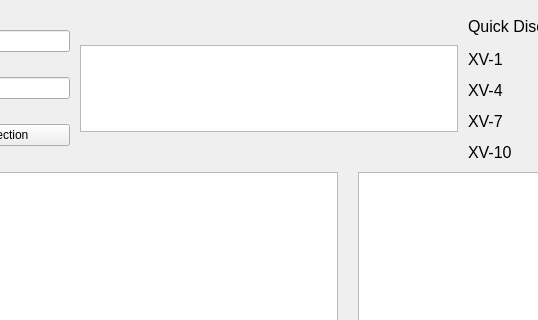
Before: the Qt Designer form form.ui in CarletonURocketry/hybrid-engine-ui, drawn with Qt 5; both pictures show x 296 to 834 and y 0 to 320 of the 1288 by 757 pixel window.
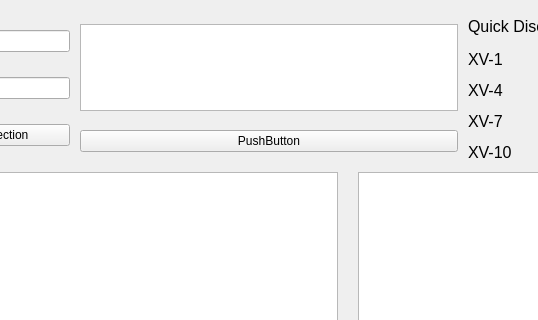
After: the same form once the commit is applied. Icons and pictures are not drawn. Custom widgets are drawn as their Qt base class.

Commit message: Changed if statement for actuator state header

```diff
--- a/form.ui
+++ b/form.ui
@@ -620,15 +620,26 @@
        </item>
       </layout>
      </item>
-     <item row="0" column="2" colspan="2">
-      <widget class="QTextBrowser" name="logOutput">
-       <property name="maximumSize">
-        <size>
-         <width>400</width>
-         <height>87</height>
-        </size>
-       </property>
-      </widget>
+     <item row="0" column="2">
+      <layout class="QVBoxLayout" name="verticalLayout_2">
+       <item>
+        <widget class="QTextBrowser" name="logOutput">
+         <property name="maximumSize">
+          <size>
+           <width>400</width>
+           <height>87</height>
+          </size>
+         </property>
+        </widget>
+       </item>
+       <item>
+        <widget class="QPushButton" name="pushButton">
+         <property name="text">
+          <string>PushButton</string>
+         </property>
+        </widget>
+       </item>
+      </layout>
      </item>
     </layout>
    </item>
```
Left out of the diff: 62 changed lines with no effect on the pictures. The commit also changes 2 other files.
